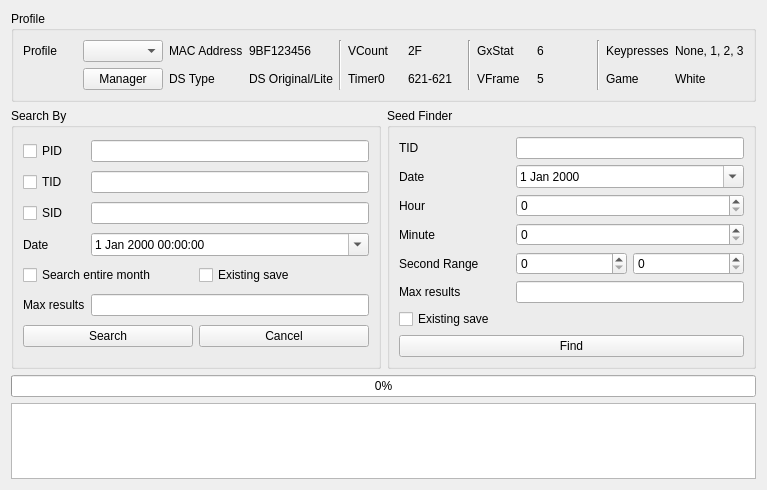
First picture: the form in Forms/Gen5/IDs5.ui, repository Admiral-Fish/PokeFinder, before the edit.
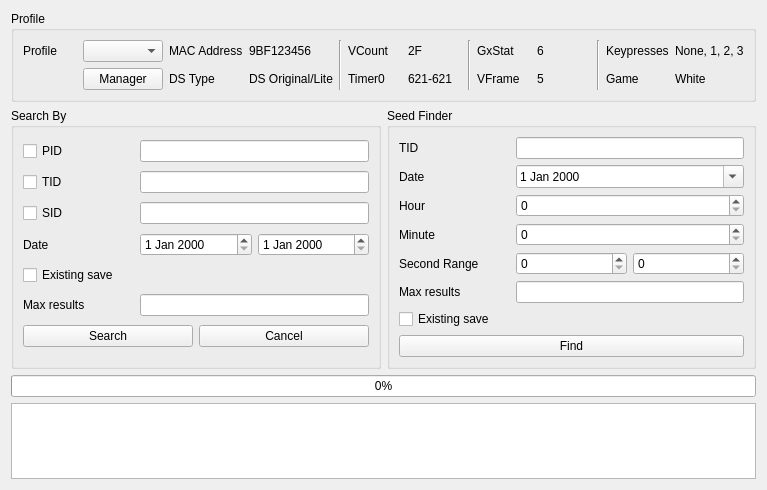
Second picture: the form after the edit. Custom widgets are drawn as their Qt base class.

Commit message: Gen 5 ID Searcher

The edit to the form file:
```diff
--- a/Forms/Gen5/IDs5.ui
+++ b/Forms/Gen5/IDs5.ui
@@ -186,7 +186,7 @@
      </property>
      <layout class="QGridLayout" name="gridLayout_4">
       <item row="1" column="1" colspan="2">
-       <widget class="QDateEdit" name="dateEditDate">
+       <widget class="QDateEdit" name="dateEdit">
         <property name="calendarPopup">
          <bool>true</bool>
         </property>
@@ -307,7 +307,7 @@
         </property>
        </widget>
       </item>
-      <item row="0" column="1">
+      <item row="0" column="1" colspan="2">
        <widget class="TextBox" name="textBoxPID"/>
       </item>
       <item row="1" column="0">
@@ -317,7 +317,7 @@
         </property>
        </widget>
       </item>
-      <item row="1" column="1">
+      <item row="1" column="1" colspan="2">
        <widget class="TextBox" name="textBoxTID"/>
       </item>
       <item row="2" column="0">
@@ -327,7 +327,7 @@
         </property>
        </widget>
       </item>
-      <item row="2" column="1">
+      <item row="2" column="1" colspan="2">
        <widget class="TextBox" name="textBoxSID"/>
       </item>
       <item row="3" column="0">
@@ -338,30 +338,18 @@
        </widget>
       </item>
       <item row="3" column="1">
-       <widget class="QDateTimeEdit" name="dateTimeEdit">
-        <property name="calendarPopup">
-         <bool>true</bool>
-        </property>
-       </widget>
+       <widget class="QDateEdit" name="dateEditStart"/>
+      </item>
+      <item row="3" column="2">
+       <widget class="QDateEdit" name="dateEditEnd"/>
       </item>
       <item row="4" column="0" colspan="2">
-       <layout class="QHBoxLayout" name="horizontalLayout_2">
-        <item>
-         <widget class="QCheckBox" name="checkBoxSearchEntireMonth">
-          <property name="text">
-           <string>Search entire month</string>
-          </property>
-         </widget>
-        </item>
-        <item>
          <widget class="QCheckBox" name="checkBoxExistingSave">
           <property name="text">
            <string>Existing save</string>
           </property>
          </widget>
         </item>
-       </layout>
-      </item>
       <item row="5" column="0">
        <widget class="QLabel" name="labelMaxFrame">
         <property name="text">
@@ -369,10 +357,10 @@
         </property>
        </widget>
       </item>
-      <item row="5" column="1">
+      <item row="5" column="1" colspan="2">
        <widget class="TextBox" name="textBoxMaxResults"/>
       </item>
-      <item row="6" column="0" colspan="2">
+      <item row="6" column="0" colspan="3">
        <layout class="QHBoxLayout" name="horizontalLayout">
         <item>
          <widget class="QPushButton" name="pushButtonSearch">
```
Left out of the diff: 4 changed lines with no effect on the pictures. Lines whose indentation alone changed are shown as unchanged. The commit also changes 1 other file.
